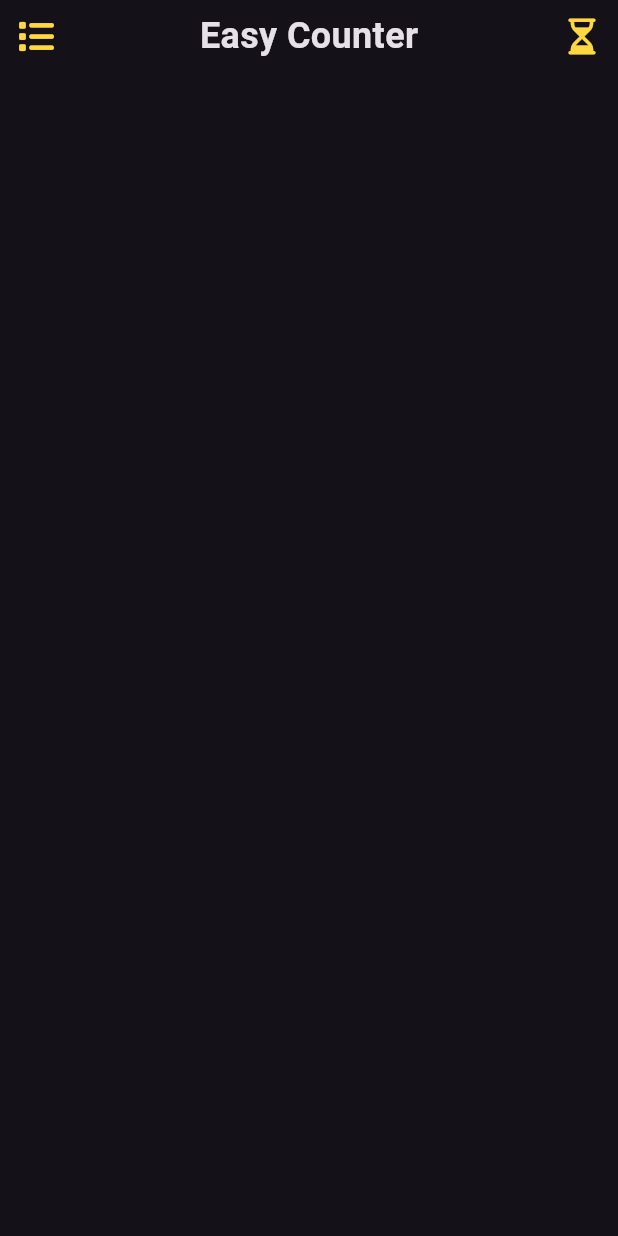
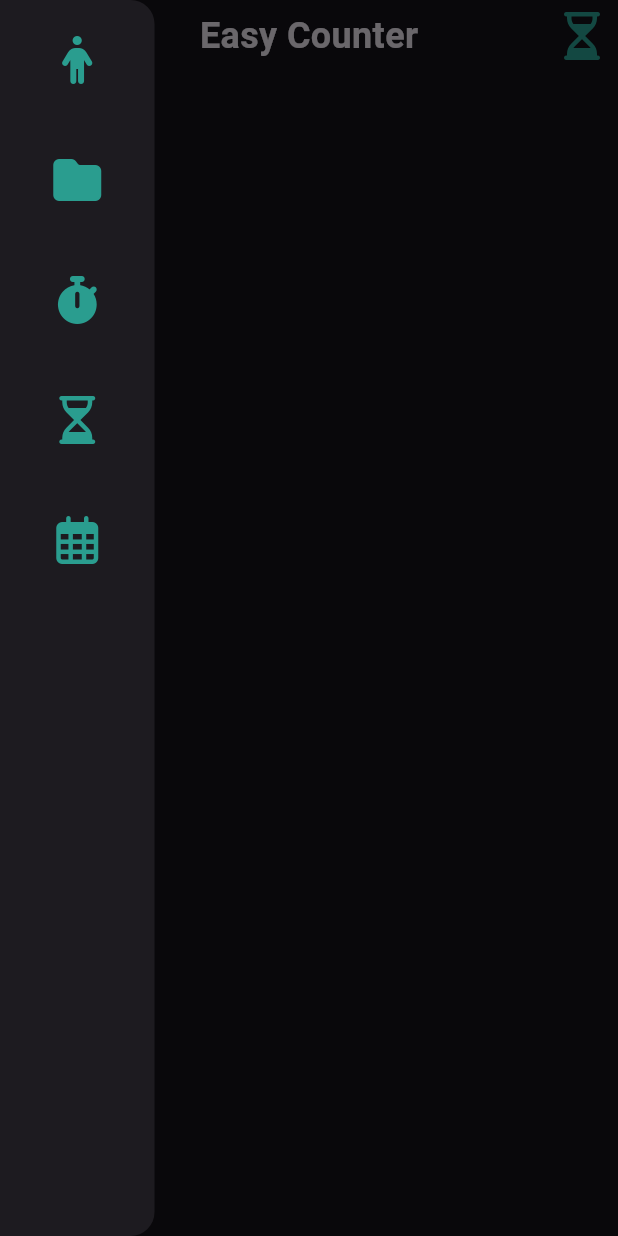
Before and after one commit to Yusif-Mohey/easy-counter, a Flutter app: the screen it shows after launch, after a tap on an icon or button, on a phone screen of 412 x 824 dp. Run offline on Flutter 3.47's test engine with Material 3 defaults, Android fonts, the phone set to English and light mode, and no system bars; our stand-ins replace font_awesome_flutter, go_router, google_fonts; Roboto replaces fonts that are missing (Arvo).

Commit message:
create drawer

```diff
--- a/lib/features/home/presention/views/screens/home_view.dart
+++ b/lib/features/home/presention/views/screens/home_view.dart
@@ -1,4 +1,6 @@
+import 'package:easy_counter/features/home/presention/views/widgets/custom_side_list_drawer.dart';
 import 'package:flutter/material.dart';
+import 'package:font_awesome_flutter/font_awesome_flutter.dart';
 import '../widgets/custom_appbar.dart';
 
 class HomeView extends StatelessWidget {
@@ -6,8 +8,12 @@ class HomeView extends StatelessWidget {
 
   @override
   Widget build(BuildContext context) {
-    return const Scaffold(
-      body: SafeArea(
+    return Scaffold(
+      drawer: Drawer(
+        width: MediaQuery.of(context).size.width / 4,
+        child: const CustomSideListDrawer(),
+      ),
+      body: const SafeArea(
         child: Column(
           children: [
             CustomAppBar(),
--- a/lib/features/home/presention/views/widgets/custom_appbar.dart
+++ b/lib/features/home/presention/views/widgets/custom_appbar.dart
@@ -10,10 +10,11 @@ class CustomAppBar extends StatelessWidget {
     return Row(
       children: [
         IconButton(
-          onPressed: () {},
+          onPressed: () {
+            Scaffold.of(context).openDrawer();
+          },
           icon: const FaIcon(
             FontAwesomeIcons.list,
-            color: Colors.amberAccent,
           ),
         ),
         const Spacer(),
@@ -26,7 +27,6 @@ class CustomAppBar extends StatelessWidget {
           onPressed: () {},
           icon: const FaIcon(
             FontAwesomeIcons.hourglassHalf,
-            color: Colors.amberAccent,
           ),
         ),
       ],
--- /dev/null
+++ b/lib/features/home/presention/views/widgets/custom_side_list_drawer.dart
@@ -0,0 +1,59 @@
+import 'package:flutter/material.dart';
+import 'package:font_awesome_flutter/font_awesome_flutter.dart';
+
+class CustomSideListDrawer extends StatelessWidget {
+  const CustomSideListDrawer({super.key});
+
+  @override
+  Widget build(BuildContext context) {
+    return Column(
+      children: [
+        Padding(
+          padding: const EdgeInsets.symmetric(vertical: 16),
+          child: IconButton(
+            onPressed: () {},
+            icon: const FaIcon(
+              FontAwesomeIcons.person,
+            ),
+          ),
+        ),
+        Padding(
+          padding: const EdgeInsets.symmetric(vertical: 16),
+          child: IconButton(
+            onPressed: () {},
+            icon: const FaIcon(
+              FontAwesomeIcons.solidFolder,
+            ),
+          ),
+        ),
+        Padding(
+          padding: const EdgeInsets.symmetric(vertical: 16),
+          child: IconButton(
+            onPressed: () {},
+            icon: const FaIcon(
+              FontAwesomeIcons.stopwatch,
+            ),
+          ),
+        ),
+        Padding(
+          padding: const EdgeInsets.symmetric(vertical: 16),
+          child: IconButton(
+            onPressed: () {},
+            icon: const FaIcon(
+              FontAwesomeIcons.hourglassHalf,
+            ),
+          ),
+        ),
+        Padding(
+          padding: const EdgeInsets.symmetric(vertical: 16),
+          child: IconButton(
+            onPressed: () {},
+            icon: const FaIcon(
+              FontAwesomeIcons.calendarDays,
+            ),
+          ),
+        ),
+      ],
+    );
+  }
+}
--- a/lib/main.dart
+++ b/lib/main.dart
@@ -1,4 +1,5 @@
 import 'package:easy_counter/core/app_router.dart';
+import 'package:easy_counter/core/constants/colors.dart';
 import 'package:flutter/material.dart';
 import 'package:google_fonts/google_fonts.dart';
 
@@ -15,7 +16,7 @@
       routerConfig: AppRouters.router,
       debugShowCheckedModeBanner: false,
       theme: ThemeData.dark().copyWith(
-        // scaffoldBackgroundColor: appColors[0],
+        iconTheme: IconThemeData(color: appColors[2], size: 32),
         textTheme: GoogleFonts.arvoTextTheme(
           ThemeData.dark().textTheme,
         ),
```
